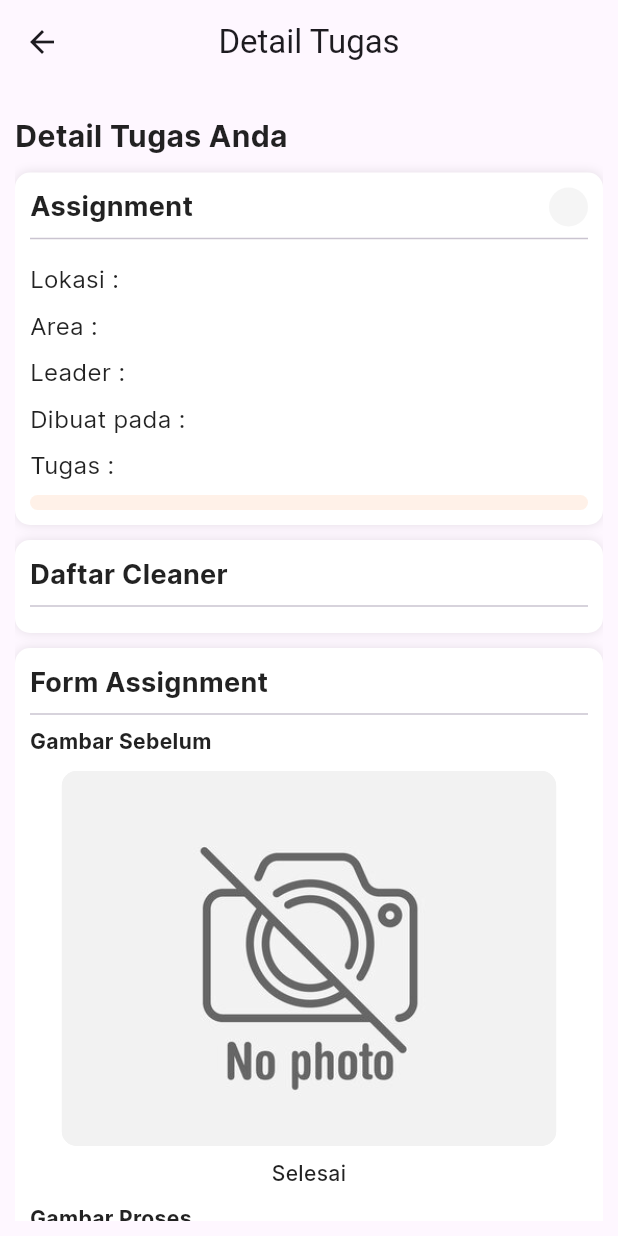
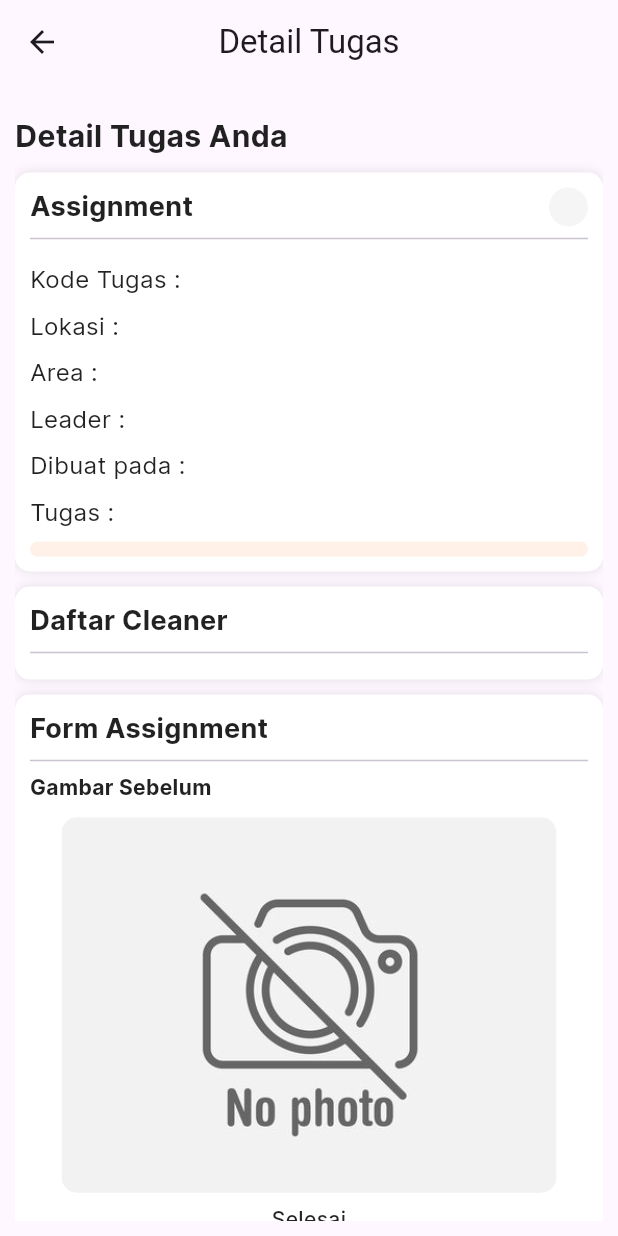
Before and after one commit to berlliyanto/CSMS_Flutter_Mobile, a Flutter app: the CleaningDetailView screen opened directly, on a phone screen of 412 x 824 dp. Run offline on Flutter 3.47's test engine with Material 3 defaults, Android fonts, the phone set to English and light mode, and no system bars; our stand-ins replace gap, get, get_storage, image_picker, multi_dropdown, numberpicker; missing offline and left inert: loading_overlay_pro; accounts and stored records are empty; network calls fail; statements that could not run were skipped.

Commit message:
add kode kolom

```diff
--- a/lib/app/models/task_by_cleaner_model.dart
+++ b/lib/app/models/task_by_cleaner_model.dart
@@ -71,6 +71,7 @@ class TasksByCleanerModel {
 
 class Assign {
     final int id;
+    final String codeCS;
     final Cleaner assignBy;
     final Area area;
     final Location location;
@@ -79,6 +80,7 @@ class Assign {
 
     Assign({
         required this.id,
+        required this.codeCS,
         required this.assignBy,
         required this.area,
         required this.location,
@@ -88,6 +90,7 @@ class Assign {
 
     factory Assign.fromJson(Map<String, dynamic> json) => Assign(
         id: json["id"],
+        codeCS: json["code_cs"] ?? "",
         assignBy: Cleaner.fromJson(json["assign_by"]),
         area: Area.fromJson(json["area"]),
         location: Location.fromJson(json["location"]),
--- a/lib/app/models/task_by_leader_model.dart
+++ b/lib/app/models/task_by_leader_model.dart
@@ -5,6 +5,7 @@ import 'package:flutter_mobile_csms/app/models/user_model.dart';
 
 class TaskByLeaderModel {
     final int? id;
+    final String? codeCS;
     final UserModel? assignBy;
     final AreaModel? area;
     final LocationModel? location;
@@ -18,6 +19,7 @@ class TaskByLeaderModel {
 
     TaskByLeaderModel({
         this.id,
+        this.codeCS,
         this.assignBy,
         this.area,
         this.location,
@@ -32,6 +34,7 @@ class TaskByLeaderModel {
 
     factory TaskByLeaderModel.fromJson(Map<String, dynamic> json) => TaskByLeaderModel(
         id: json["id"],
+        codeCS: json["code_cs"],
         assignBy: json["assign_by"] == null ? null : UserModel.fromJson(json["assign_by"]),
         area: json["area"] == null ? null : AreaModel.fromJson(json["area"]),
         location: json["location"] == null ? null : LocationModel.fromJson(json["location"]),
--- a/lib/app/modules/cleaning/views/role_view/cleaning_cleaner.dart
+++ b/lib/app/modules/cleaning/views/role_view/cleaning_cleaner.dart
@@ -67,6 +67,7 @@ Widget cleaningCleaner(CleaningController controller) {
                   Column(
                     children: tasksByStatus.map((e) {
                       return cardTaskCleaner(
+                        e.assign.codeCS,
                         e.assign.location.locationName,
                         e.assign.area.areaName,
                         e.assign.assignBy.name,
@@ -145,6 +146,7 @@ Widget accordion(
         Column(
           children: tasks.map((task) {
             return cardTaskCleaner(
+              task.assign.codeCS,
               task.assign.location.locationName,
               task.assign.area.areaName,
               task.assign.assignBy.name,
--- a/lib/app/modules/cleaning/widgets/card_task_cleaner.dart
+++ b/lib/app/modules/cleaning/widgets/card_task_cleaner.dart
@@ -5,7 +5,7 @@ import 'package:flutter_mobile_csms/app/widgets/text.dart';
 import 'package:gap/gap.dart';
 import 'package:get/get.dart';
 
-Widget cardTaskCleaner(String lokasi, String area, String oleh, int id,
+Widget cardTaskCleaner(String kode, String lokasi, String area, String oleh, int id,
     int assignId, String status) {
   return Container(
     margin: const EdgeInsets.only(bottom: 10),
@@ -25,6 +25,9 @@ Widget cardTaskCleaner(String lokasi, String area, String oleh, int id,
       mainAxisAlignment: MainAxisAlignment.start,
       crossAxisAlignment: CrossAxisAlignment.start,
       children: [
+        text("Kode Tugas : $kode", 18, Colors.black87, FontWeight.bold,
+            TextAlign.start),
+        const Gap(5),
         text("Lokasi : $lokasi", 18, Colors.black87, FontWeight.bold,
             TextAlign.start),
         const Gap(5),
--- a/lib/app/modules/cleaningAssignment/views/subViews/sub_cleaning_assignment.dart
+++ b/lib/app/modules/cleaningAssignment/views/subViews/sub_cleaning_assignment.dart
@@ -68,7 +68,7 @@ class SubCleaningAssignmentView
                                 child: RichText(
                                     text: TextSpan(children: <TextSpan>[
                                   TextSpan(
-                                      text: "${data.cleaner?.name}  ",
+                                      text: "- ${data.cleaner?.name}  ",
                                       style: const TextStyle(
                                           fontSize: 14,
                                           color: Colors.black87,
--- a/lib/app/modules/cleaningAssignment/widgets/card_assignment.dart
+++ b/lib/app/modules/cleaningAssignment/widgets/card_assignment.dart
@@ -4,7 +4,7 @@ import 'package:flutter_mobile_csms/app/widgets/text.dart';
 import 'package:gap/gap.dart';
 import 'package:get/get.dart';
 
-Widget cardAssignment(String lokasi, String area, String oleh, int id, dynamic supervisorId) {
+Widget cardAssignment(String kode, String lokasi, String area, String oleh, int id, dynamic supervisorId) {
   return Container(
     margin: const EdgeInsets.only(bottom: 10),
     padding: const EdgeInsets.all(10),
@@ -23,6 +23,9 @@ Widget cardAssignment(String lokasi, String area, String oleh, int id, dynamic s
       mainAxisAlignment: MainAxisAlignment.start,
       crossAxisAlignment: CrossAxisAlignment.start,
       children: [
+        text("Kode Tugas : $kode", 18, Colors.black87, FontWeight.bold,
+            TextAlign.start),
+        const Gap(5),
         text("Lokasi : $lokasi", 18, Colors.black87, FontWeight.bold,
             TextAlign.start),
         const Gap(5),
--- a/lib/app/modules/cleaningAssignment/widgets/card_detail_assignment.dart
+++ b/lib/app/modules/cleaningAssignment/widgets/card_detail_assignment.dart
@@ -22,6 +22,9 @@ Widget cardDetailA(SubCleaningAssignmentController builder) {
       mainAxisAlignment: MainAxisAlignment.start,
       crossAxisAlignment: CrossAxisAlignment.start,
       children: [
+        const Gap(8),
+        text("Kode Tugas : ${builder.task.value.codeCS}", 16,
+            Colors.black87, FontWeight.normal, TextAlign.start),
         const Gap(8),
         text("Lokasi : ${builder.task.value.location?.name}", 16,
             Colors.black87, FontWeight.normal, TextAlign.start),
--- a/lib/app/modules/cleaningAssignment/widgets/list_card_assignment.dart
+++ b/lib/app/modules/cleaningAssignment/widgets/list_card_assignment.dart
@@ -6,6 +6,7 @@ Column listCardAssignment(CleaningAssignmentController controller) {
   return Column(
     children: controller.listTask.map((e) {
       return cardAssignment(
+        e.codeCS!,
         e.location!.name!,
         e.area!.name!,
         e.assignBy!.name!,
--- a/lib/app/modules/cleaningDetail/widgets/card_detail_assignment.dart
+++ b/lib/app/modules/cleaningDetail/widgets/card_detail_assignment.dart
@@ -37,6 +37,9 @@ Widget cardDetailAssignment(CleaningDetailController builder) {
           ],
         ),
         const Divider(),
+        const Gap(8),
+        text("Kode Tugas : ${builder.taskByCleaner.assign.codeCS}",
+            16, Colors.black87, FontWeight.normal, TextAlign.start),
         const Gap(8),
         text("Lokasi : ${builder.taskByCleaner.assign.location.locationName}",
             16, Colors.black87, FontWeight.normal, TextAlign.start),
--- a/lib/app/modules/home/controllers/home_controller.dart
+++ b/lib/app/modules/home/controllers/home_controller.dart
@@ -1,5 +1,7 @@
 import 'package:flutter_mobile_csms/app/modules/home/controllers/menu_home.dart';
+import 'package:flutter_mobile_csms/app/routes/app_pages.dart';
 import 'package:flutter_mobile_csms/app/services/Auth/auth_service.dart';
+import 'package:flutter_mobile_csms/app/widgets/dialog.dart';
 import 'package:get/get.dart';
 import 'package:get_storage/get_storage.dart';
 
@@ -32,7 +34,7 @@ class HomeController extends GetxController {
     final box = GetStorage();
     String token = box.read('token');
     var value = await AuthService().profile(token);
-    role.value = value.body['data']['role']['role_name'];
+    role.value = value.body != null ? value.body['data']['role']['role_name'] : "relog";
 
     if(role.value == 'Cleaner'){
       menuHome = MenuHome.menuCleaner;
@@ -45,7 +47,7 @@ class HomeController extends GetxController {
     }else if(role.value == 'Danone'){
       menuHome = MenuHome.menuDanone;
     }else{
-      menuHome = MenuHome.menuManagement;
+      dialog("Terjadi masalah", "Silahkan login kembali", "OK", "", () => Get.offAllNamed(Routes.LOGIN));
     }
 
     update();
--- a/lib/app/services/Tasks/tasks_by_cleaner_service.dart
+++ b/lib/app/services/Tasks/tasks_by_cleaner_service.dart
@@ -68,8 +68,6 @@ class TaskByCleanerService extends GetConnect {
         headers: {
           'Authorization': 'Bearer $token',
           'Accept': 'application/json',
-          'Content-Type': 'multipart/form-data',
-          'Connection': 'keep-alive',
         },
       );
       return response;
```
Also changed, not shown: lib/app/data/datatable_cleaningData.dart (+9 -2 lines), lib/app/modules/cleaningData/widgets/datatable_CD.dart (+10 -12 lines), lib/app/modules/cleaningDetail/controllers/cleaning_detail_controller.dart (+35 -10 lines).
